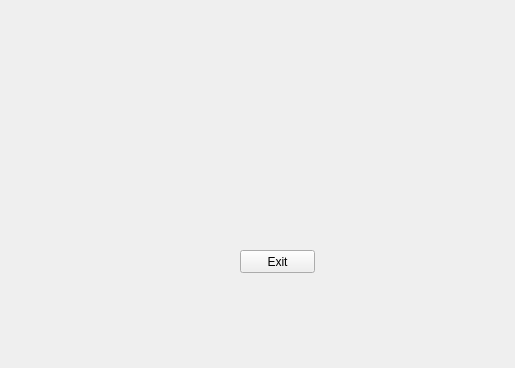
Old version of the form mainwindow.ui in the repository mayconbj15/3d-visualizer; both pictures show x 0 to 515 and y 0 to 368 of the 800 by 600 pixel window.
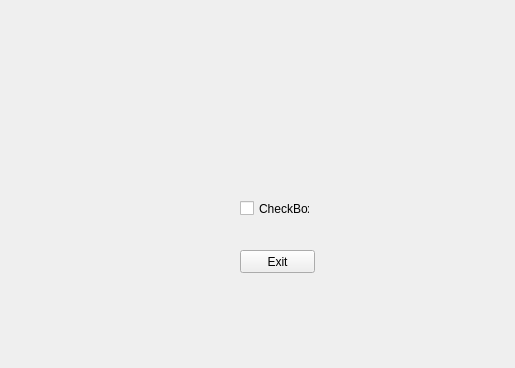
New version of the form. Custom widgets are drawn as their Qt base class.

Diff of the .ui file:
```diff
--- a/mainwindow.ui
+++ b/mainwindow.ui
@@ -37,6 +37,19 @@
      <string>Exit</string>
     </property>
    </widget>
+   <widget class="QCheckBox" name="checkBox">
+    <property name="geometry">
+     <rect>
+      <x>240</x>
+      <y>200</y>
+      <width>70</width>
+      <height>17</height>
+     </rect>
+    </property>
+    <property name="text">
+     <string>CheckBox</string>
+    </property>
+   </widget>
   </widget>
   <widget class="QMenuBar" name="menubar">
    <property name="geometry">
```
Left out of the diff: 3 changed lines with no effect on the pictures.
